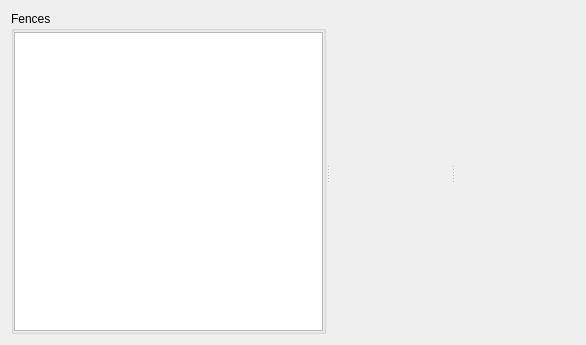
Old version of the form mlapp/src/views/fence_widget_base.ui in the repository Trailmarker/paddock-power.
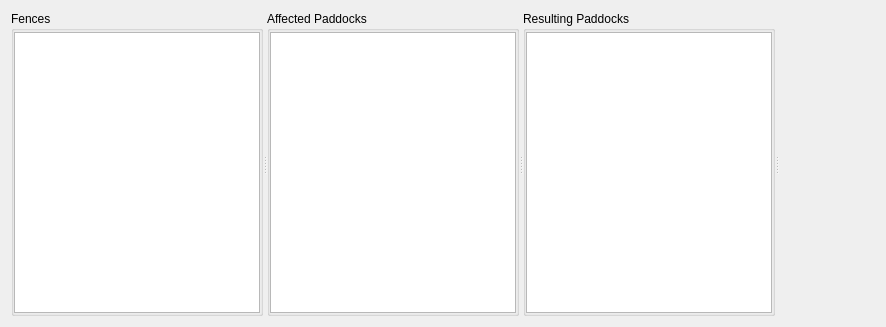
New version of the form. Custom widgets are drawn as their Qt base class.

The edit to the form file:
```diff
--- a/mlapp/src/views/fence_widget_base.ui
+++ b/mlapp/src/views/fence_widget_base.ui
@@ -6,22 +6,46 @@
    <rect>
     <x>0</x>
     <y>0</y>
-    <width>586</width>
-    <height>345</height>
+    <width>886</width>
+    <height>327</height>
    </rect>
   </property>
+  <property name="sizePolicy">
+   <sizepolicy hsizetype="Expanding" vsizetype="MinimumExpanding">
+    <horstretch>0</horstretch>
+    <verstretch>0</verstretch>
+   </sizepolicy>
+  </property>
   <property name="windowTitle">
    <string>Form</string>
   </property>
-  <layout class="QVBoxLayout" name="verticalLayout" stretch="1">
+  <layout class="QVBoxLayout" name="verticalLayout" stretch="0">
+   <property name="leftMargin">
+    <number>11</number>
+   </property>
+   <property name="topMargin">
+    <number>11</number>
+   </property>
+   <property name="rightMargin">
+    <number>11</number>
+   </property>
+   <property name="bottomMargin">
+    <number>11</number>
+   </property>
    <item>
     <widget class="QSplitter" name="splitter">
+     <property name="sizePolicy">
+      <sizepolicy hsizetype="Expanding" vsizetype="MinimumExpanding">
+       <horstretch>0</horstretch>
+       <verstretch>0</verstretch>
+      </sizepolicy>
+     </property>
      <property name="orientation">
       <enum>Qt::Horizontal</enum>
      </property>
      <widget class="QGroupBox" name="fenceListGroupBox">
       <property name="sizePolicy">
-       <sizepolicy hsizetype="Minimum" vsizetype="MinimumExpanding">
+       <sizepolicy hsizetype="Expanding" vsizetype="MinimumExpanding">
         <horstretch>0</horstretch>
         <verstretch>0</verstretch>
        </sizepolicy>
@@ -48,7 +72,7 @@
        <item>
         <widget class="FenceLayerList" name="fenceList">
          <property name="sizePolicy">
-          <sizepolicy hsizetype="Minimum" vsizetype="MinimumExpanding">
+          <sizepolicy hsizetype="Expanding" vsizetype="Expanding">
            <horstretch>0</horstretch>
            <verstretch>0</verstretch>
           </sizepolicy>
@@ -57,22 +81,75 @@
        </item>
       </layout>
      </widget>
-     <widget class="FencePaddockChanges" name="fencePaddockChanges" native="true">
+     <widget class="QGroupBox" name="affectedPaddocksGroupBox">
       <property name="sizePolicy">
-       <sizepolicy hsizetype="Minimum" vsizetype="MinimumExpanding">
+       <sizepolicy hsizetype="Expanding" vsizetype="MinimumExpanding">
         <horstretch>0</horstretch>
         <verstretch>0</verstretch>
        </sizepolicy>
       </property>
-      <property name="minimumSize">
-       <size>
-        <width>100</width>
-        <height>0</height>
-       </size>
+      <property name="title">
+       <string>Affected Paddocks</string>
       </property>
-      <property name="styleSheet">
-       <string notr="true"/>
+      <layout class="QVBoxLayout" name="affectedPaddocksVerticalLayout">
+       <property name="leftMargin">
+        <number>0</number>
+       </property>
+       <property name="topMargin">
+        <number>1</number>
+       </property>
+       <property name="rightMargin">
+        <number>0</number>
+       </property>
+       <property name="bottomMargin">
+        <number>0</number>
+       </property>
+       <item>
+        <widget class="PaddockMiniList" name="affectedPaddocksMiniList">
+         <property name="sizePolicy">
+          <sizepolicy hsizetype="Expanding" vsizetype="Expanding">
+           <horstretch>0</horstretch>
+           <verstretch>0</verstretch>
+          </sizepolicy>
+         </property>
+        </widget>
+       </item>
+      </layout>
+     </widget>
+     <widget class="QGroupBox" name="resultingPaddocksGroupBox">
+      <property name="sizePolicy">
+       <sizepolicy hsizetype="Expanding" vsizetype="MinimumExpanding">
+        <horstretch>0</horstretch>
+        <verstretch>0</verstretch>
+       </sizepolicy>
       </property>
+      <property name="title">
+       <string>Resulting Paddocks</string>
+      </property>
+      <layout class="QVBoxLayout" name="resultingPaddocksVerticalLayout">
+       <property name="leftMargin">
+        <number>0</number>
+       </property>
+       <property name="topMargin">
+        <number>1</number>
+       </property>
+       <property name="rightMargin">
+        <number>0</number>
+       </property>
+       <property name="bottomMargin">
+        <number>0</number>
+       </property>
+       <item>
+        <widget class="PaddockMiniList" name="resultingPaddocksMiniList">
+         <property name="sizePolicy">
+          <sizepolicy hsizetype="Expanding" vsizetype="Expanding">
+           <horstretch>0</horstretch>
+           <verstretch>0</verstretch>
+          </sizepolicy>
+         </property>
+        </widget>
+       </item>
+      </layout>
      </widget>
      <widget class="QWidget" name="spacerWidget" native="true">
       <property name="sizePolicy">
@@ -88,10 +165,9 @@
  </widget>
  <customwidgets>
   <customwidget>
-   <class>FencePaddockChanges</class>
-   <extends>QWidget</extends>
-   <header>mlapp/src/widgets/fence_details/fence_paddock_changes</header>
-   <container>1</container>
+   <class>PaddockMiniList</class>
+   <extends>QListWidget</extends>
+   <header>mlapp/src/widgets/feature_list/paddock_mini_list</header>
   </customwidget>
   <customwidget>
    <class>FenceLayerList</class>
```
